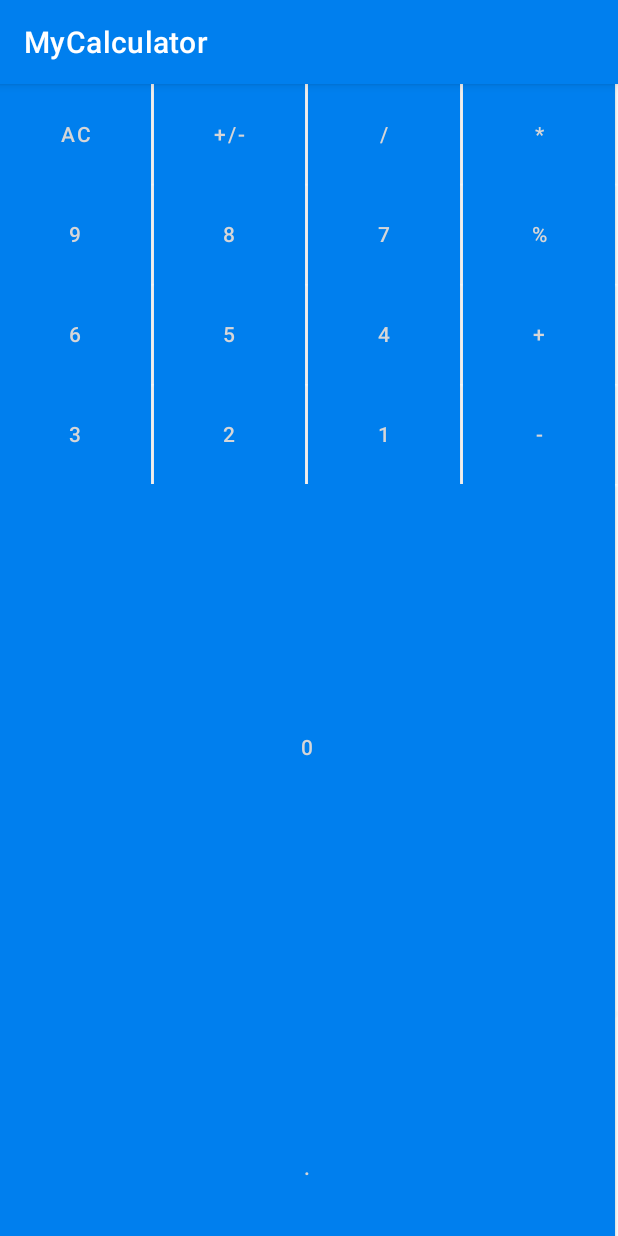
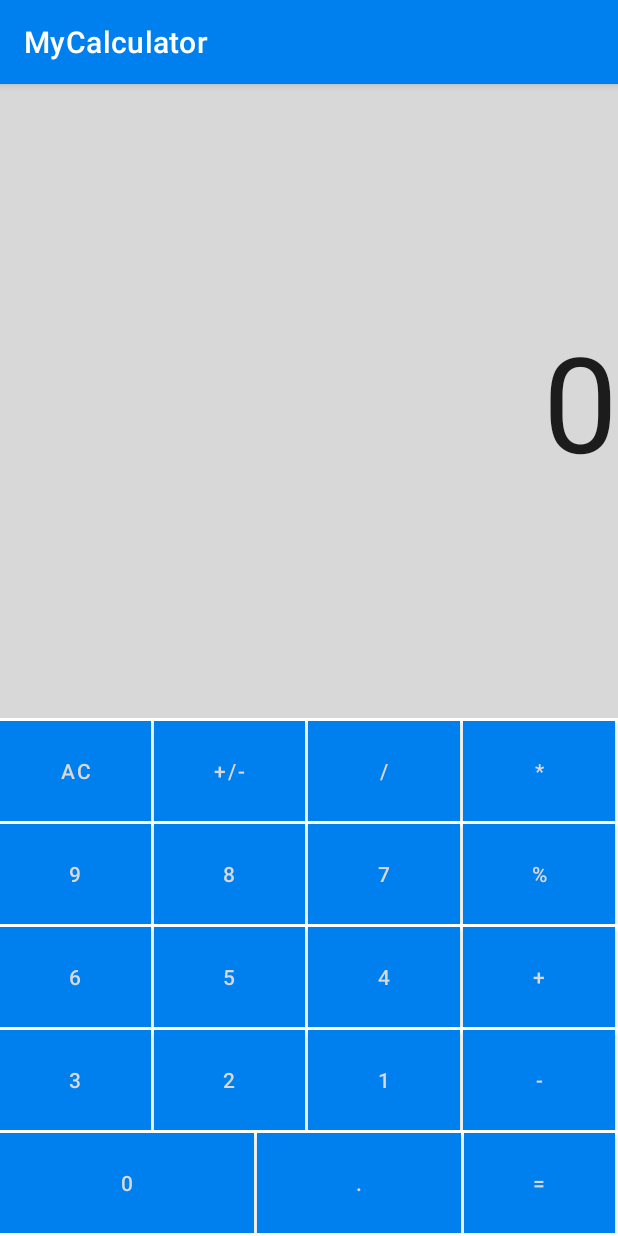
Before and after one commit to Domirando/MyCalculator, an Android app: the screen it shows after launch (MainActivity), on a phone screen of 412 x 824 dp. Run offline under Robolectric (Android 15) with nearby library versions, the phone set to English and light mode, and no system bars.

Commit message:
adding actions

```diff
--- a/app/src/main/res/layout/activity_main2.xml
+++ b/app/src/main/res/layout/activity_main2.xml
@@ -9,6 +9,7 @@
 
     <EditText
         android:id="@+id/editText"
+        android:layout_marginBottom="1pt"
         android:layout_width="match_parent"
         android:layout_height="wrap_content"
         android:ems="10"
@@ -24,10 +25,12 @@
         android:layout_height="wrap_content">
 
         <TableRow
+            android:layout_marginBottom="1pt"
             android:layout_width="match_parent"
             android:layout_height="match_parent">
             <Button
                 android:id="@+id/btnAC"
+                android:onClick="acEvent"
                 android:text="AC"
                 android:layout_weight="1"
                 android:layout_width="30pt"
@@ -37,6 +40,7 @@
                 />
             <Button
                 android:id="@+id/btnPlusMinus"
+                android:onClick="numberEvent"
                 android:text="+/-"
                 android:layout_weight="1"
                 android:layout_width="30pt"
@@ -46,6 +50,7 @@
                 />
             <Button
                 android:id="@+id/btnDivide"
+                android:onClick="operationEvent"
                 android:text="/"
                 android:layout_weight="1"
                 android:layout_width="30pt"
@@ -55,6 +60,7 @@
                 />
             <Button
                 android:id="@+id/btnMultiply"
+                android:onClick="operationEvent"
                 android:text="*"
                 android:layout_weight="1"
                 android:layout_width="30pt"
@@ -64,12 +70,14 @@
                 />
         </TableRow>
         <TableRow
+            android:layout_marginBottom="1pt"
             android:layout_width="match_parent"
             android:layout_height="match_parent">
             <Button
                 android:id="@+id/btn9"
                 android:text="9"
                 android:layout_weight="1"
+                android:onClick="numberEvent"
                 android:layout_width="30pt"
                 android:layout_height="30pt"
                 android:layout_marginRight="1pt"
@@ -77,6 +85,7 @@
                 />
             <Button
                 android:id="@+id/btn8"
+                android:onClick="numberEvent"
                 android:text="8"
                 android:layout_weight="1"
                 android:layout_width="30pt"
@@ -86,6 +95,7 @@
                 />
             <Button
                 android:id="@+id/btn7"
+                android:onClick="numberEvent"
                 android:text="7"
                 android:layout_weight="1"
                 android:layout_width="30pt"
@@ -95,6 +105,7 @@
                 />
             <Button
                 android:id="@+id/btnPercent"
+                android:onClick="percentEvent"
                 android:text="%"
                 android:layout_weight="1"
                 android:layout_width="30pt"
@@ -104,10 +115,12 @@
                 />
         </TableRow>
         <TableRow
+            android:layout_marginBottom="1pt"
             android:layout_width="match_parent"
             android:layout_height="match_parent">
             <Button
                 android:id="@+id/btn6"
+                android:onClick="numberEvent"
                 android:text="6"
                 android:layout_weight="1"
                 android:layout_width="30pt"
@@ -117,6 +130,7 @@
                 />
             <Button
                 android:id="@+id/btn5"
+                android:onClick="numberEvent"
                 android:text="5"
                 android:layout_weight="1"
                 android:layout_width="30pt"
@@ -126,6 +140,7 @@
                 />
             <Button
                 android:id="@+id/btn4"
+                android:onClick="numberEvent"
                 android:text="4"
                 android:layout_weight="1"
                 android:layout_width="30pt"
@@ -135,6 +150,7 @@
                 />
             <Button
                 android:id="@+id/btnPlus"
+                android:onClick="operationEvent"
                 android:text="+"
                 android:layout_weight="1"
                 android:layout_width="30pt"
@@ -145,10 +161,12 @@
 
         </TableRow>
         <TableRow
+            android:layout_marginBottom="1pt"
             android:layout_width="match_parent"
             android:layout_height="match_parent">
             <Button
                 android:id="@+id/btn3"
+                android:onClick="numberEvent"
                 android:text="3"
                 android:layout_weight="1"
                 android:layout_width="30pt"
@@ -158,6 +176,7 @@
                 />
             <Button
                 android:id="@+id/btn2"
+                android:onClick="numberEvent"
                 android:text="2"
                 android:layout_weight="1"
                 android:layout_width="30pt"
@@ -167,6 +186,7 @@
                 />
             <Button
                 android:id="@+id/btn1"
+                android:onClick="numberEvent"
                 android:text="1"
                 android:layout_weight="1"
                 android:layout_width="30pt"
@@ -176,6 +196,7 @@
                 />
             <Button
                 android:id="@+id/btnMinus"
+                android:onClick="operationEvent"
                 android:text="-"
                 android:layout_weight="1"
                 android:layout_width="30pt"
@@ -187,13 +208,15 @@
     </TableLayout>
     <LinearLayout
         android:orientation="horizontal"
-        android:layout_height="match_parent"
+        android:layout_height="wrap_content"
         android:layout_width="match_parent">
-        <TableLayout
+        <TableRow
+            android:layout_marginBottom="1pt"
             android:layout_width="match_parent"
             android:layout_height="match_parent">
             <Button
                 android:id="@+id/btn0"
+                android:onClick="numberEvent"
                 android:text="0"
                 android:layout_weight="2"
                 android:layout_width="46pt"
@@ -203,6 +226,7 @@
                 />
             <Button
                 android:id="@+id/btnDot"
+                android:onClick="numberEvent"
                 android:text="."
                 android:layout_weight="1"
                 android:layout_width="46pt"
@@ -212,6 +236,7 @@
                 />
             <Button
                 android:id="@+id/btnEqual"
+                android:onClick="equalEvent"
                 android:text="="
                 android:layout_weight="1"
                 android:layout_width="30pt"
@@ -219,6 +244,6 @@
                 android:layout_marginRight="1pt"
                 android:background="@color/btn_bg"
                 />
-        </TableLayout>
+        </TableRow>
     </LinearLayout>
 </LinearLayout>
--- a/app/src/main/res/values/colors.xml
+++ b/app/src/main/res/values/colors.xml
@@ -1,7 +1,7 @@
 <?xml version="1.0" encoding="utf-8"?>
 <resources>
     <color name="primary">#007FEE</color>
-    <color name="btn_bg">#FFFFFF</color>
+    <color name="btn_bg">#013C93</color>
     <color name="teal_700">#FF018786</color>
     <color name="black">#FF000000</color>
     <color name="white">#ffff</color>
--- a/app/src/main/res/values/themes.xml
+++ b/app/src/main/res/values/themes.xml
@@ -4,7 +4,7 @@
         <!-- Primary brand color. -->
         <item name="colorPrimary">@color/primary</item>
         <item name="colorPrimaryVariant">@color/black</item>
-        <item name="colorOnPrimary">@color/bgGrey</item>
+        <item name="colorOnPrimary">@color/bgGray</item>
         <!-- Status bar color. -->
         <item name="android:statusBarColor" tools:targetApi="l">?attr/colorPrimaryVariant</item>
     </style>
```
Also changed, not shown: app/src/main/java/com/domirando/myapplication/MainActivity.java (+96 -1 lines).
